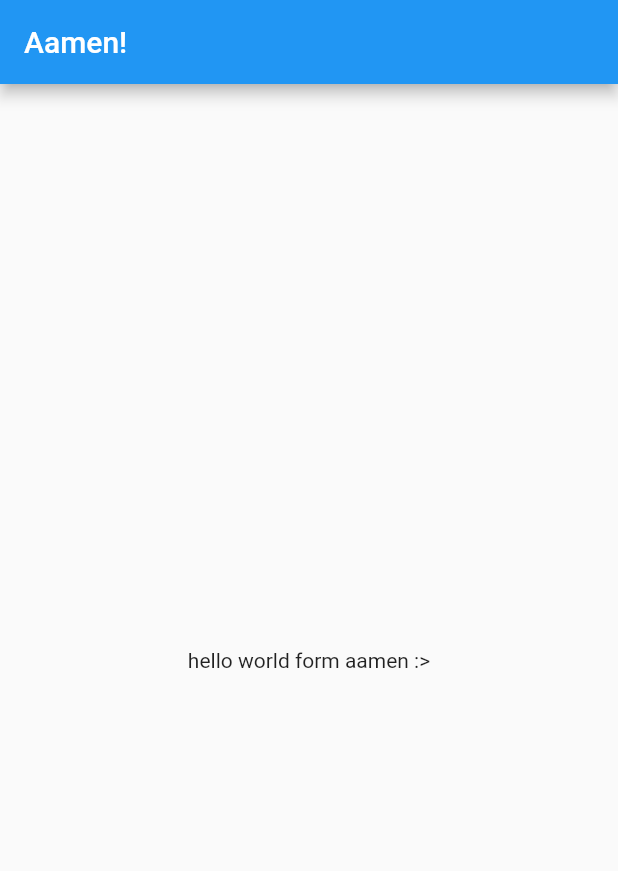
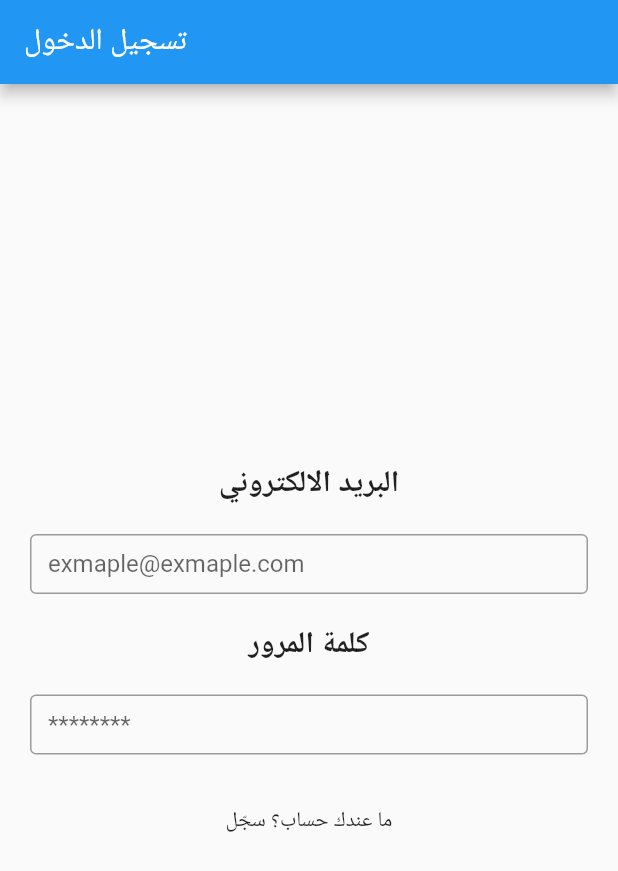
Before and after one commit to nawafalomari/AamenApp, a Flutter app: the screen it shows after launch, on a phone screen of 412 x 824 dp. Shown: the top 871 px of the screen. Run offline on Flutter 3.47's test engine with Material 2 defaults, Android fonts, the phone set to English and light mode, and no system bars.

Commit message:
adding loginScreen

```diff
--- a/lib/main.dart
+++ b/lib/main.dart
@@ -1,3 +1,4 @@
+import 'package:aamen/screens/LoginScreen.dart';
 import 'package:flutter/material.dart';
 
 void main() {
@@ -10,14 +11,7 @@ class AamenMain extends StatelessWidget {
   @override
   Widget build(BuildContext context) {
     return MaterialApp(
-        home: Scaffold(
-      appBar: AppBar(
-        title: Text('Aamen!'),
-      ),
-      body: Center(
-        child: Text("hello world form aamen :>")
-      ),
-    ),
+      home: LoginScreen(),
     );
   }
 }
--- /dev/null
+++ b/lib/screens/LoginScreen.dart
@@ -0,0 +1,60 @@
+// ignore_for_file: file_names
+
+import 'package:flutter/material.dart';
+import 'widgets/CustomLabel.dart';
+import 'widgets/CustomTextField.dart';
+
+class LoginScreen extends StatefulWidget {
+  const LoginScreen({Key? key}) : super(key: key);
+
+  @override
+  _LoginScreenState createState() => _LoginScreenState();
+}
+
+class _LoginScreenState extends State<LoginScreen> {
+  @override
+  Widget build(BuildContext context) {
+    return Scaffold(
+        appBar: AppBar(
+          title: Text('تسجيل الدخول'),
+        ),
+        body: Center(
+          child: Padding(
+            padding: const EdgeInsets.symmetric(horizontal: 20, vertical: 8),
+            child: Column(
+              mainAxisAlignment: MainAxisAlignment.center,
+              children: [
+                CustomLabel(text: 'البريد الالكتروني'),
+                SizedBox(
+                  height: 20,
+                ),
+                CustomTextField(
+                  placeHolder: "exmaple@exmaple.com",
+                  isPassword: false,
+                ),
+                SizedBox(
+                  height: 20,
+                ),
+                CustomLabel(text: 'كلمة المرور'),
+                SizedBox(
+                  height: 20,
+                ),
+                CustomTextField(
+                  placeHolder: '********',
+                  isPassword: true,
+                ),
+                SizedBox(
+                  height: 20,
+                ),
+                MaterialButton(
+                  onPressed: () {
+                    print('sighn up');
+                  },
+                  child: Text('ما عندك حساب؟ سجّل'),
+                )
+              ],
+            ),
+          ),
+        ));
+  }
+}
--- /dev/null
+++ b/lib/screens/widgets/CustomLabel.dart
@@ -0,0 +1,21 @@
+import 'package:flutter/material.dart';
+
+class CustomLabel extends StatelessWidget {
+  String text;
+
+  CustomLabel({
+    required this.text,
+    Key? key,
+  }) : super(key: key);
+
+  @override
+  Widget build(BuildContext context) {
+    return Text(
+      text,
+      style: TextStyle(
+        fontSize: 20,
+        fontWeight: FontWeight.bold,
+      ),
+    );
+  }
+}
--- /dev/null
+++ b/lib/screens/widgets/CustomTextField.dart
@@ -0,0 +1,28 @@
+import 'package:flutter/material.dart';
+
+class CustomTextField extends StatelessWidget {
+  String placeHolder;
+  bool isPassword;
+
+  CustomTextField({
+    this.isPassword = false,
+    this.placeHolder = '',
+    Key? key,
+  }) : super(key: key);
+
+  @override
+  Widget build(BuildContext context) {
+    return Container(
+      height: 40,
+      child: TextField(
+        textAlignVertical: TextAlignVertical.bottom,
+        obscureText: isPassword,
+        keyboardType: TextInputType.visiblePassword,
+        decoration: InputDecoration(
+          border: OutlineInputBorder(),
+          hintText: placeHolder,
+        ),
+      ),
+    );
+  }
+}
```
Also changed, not shown: 3 other files.
